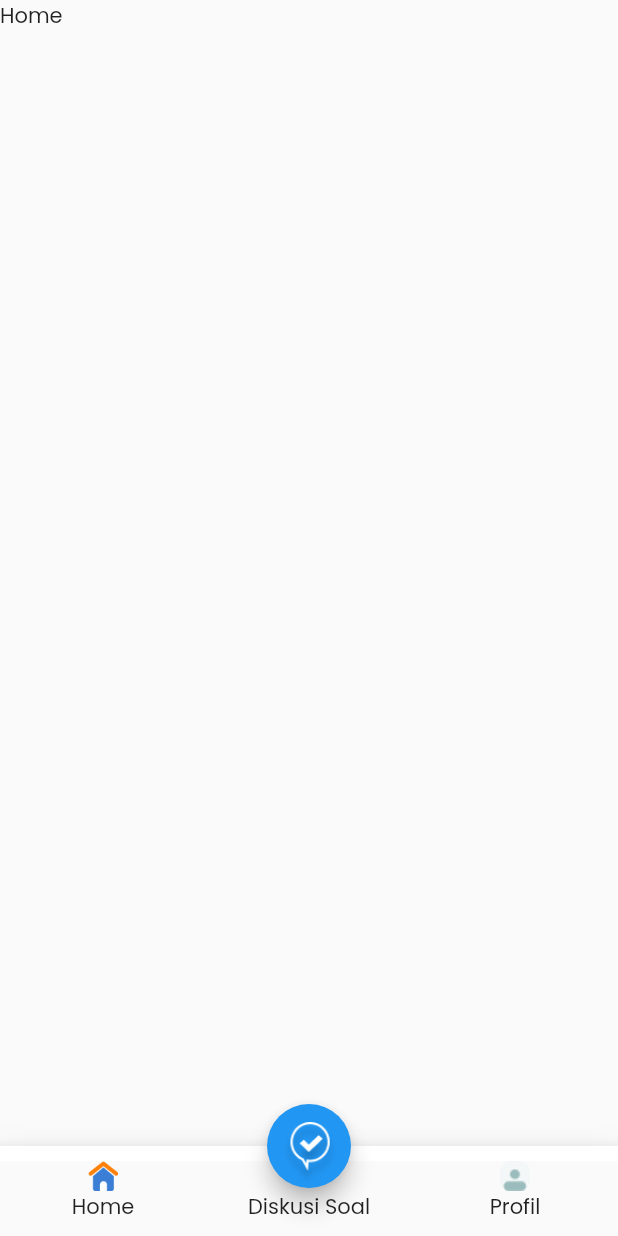
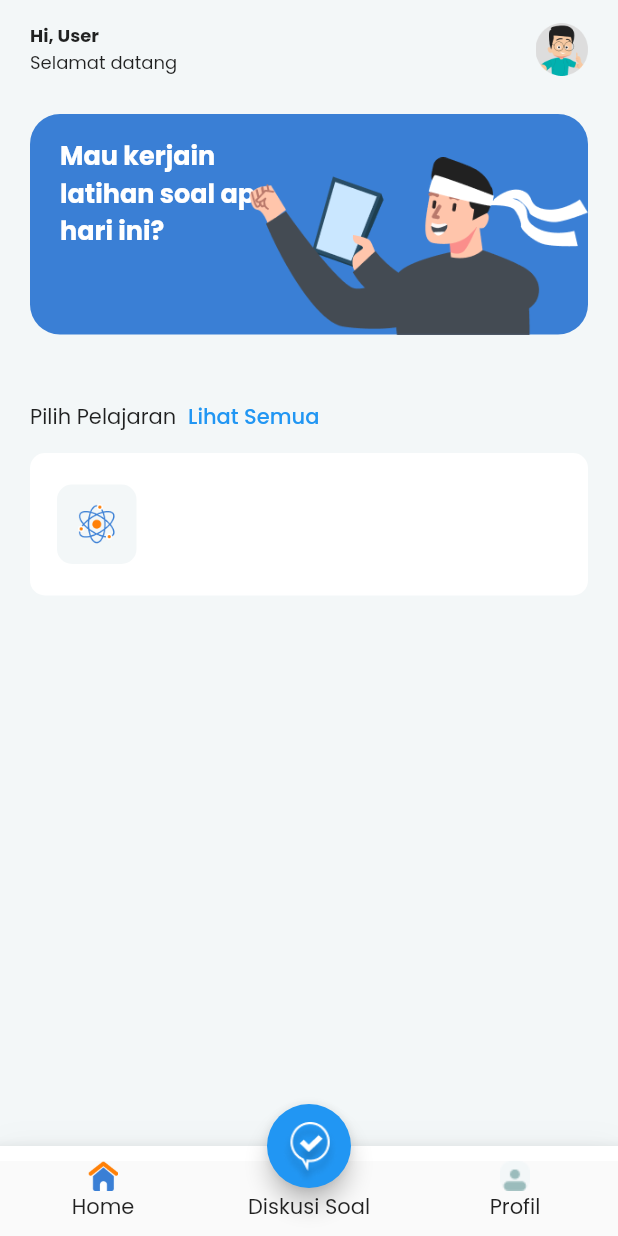
Before and after one commit to 3irham/learning_app_final_project, a Flutter app: the MainPage screen opened by its route, on a phone screen of 412 x 824 dp. Run offline on Flutter 3.47's test engine with Material 2 defaults, Android fonts, the light colour scheme and no system bars; our stand-ins replace google_fonts; missing offline and left inert: shared_preferences_web.

Commit message:
Part 14 25:17

```diff
--- a/lib/constants/R/assets.dart
+++ b/lib/constants/R/assets.dart
@@ -6,4 +6,9 @@ class Assets {
   String icHome = 'assets/ic_home.png';
   String icDiscuss = 'assets/ic_discuss.png';
   String icProfile = 'assets/ic_profile.png';
+  String imgAvatar = 'assets/ic_avatar.png';
+  String imgHome = 'assets/img_home.png';
+  String icAtom = 'assets/ic_atom.png';
+  String icKimia = 'assets/ic_kimia.png';
+  String icDna = 'assets/ic_dna.png';
 }
--- a/lib/constants/R/strings.dart
+++ b/lib/constants/R/strings.dart
@@ -6,4 +6,5 @@ class Strings {
   String loginWithGoogle = 'Login with Google';
   String loginWithApple = 'Login with Apple';
   String daftar = 'DAFTAR';
+  String home = 'Mau kerjain latihan soal apa hari ini?';
 }
--- a/lib/view/main/latihan_soal/home_page.dart
+++ b/lib/view/main/latihan_soal/home_page.dart
@@ -1,4 +1,6 @@
 import 'package:flutter/material.dart';
+import 'package:google_fonts/google_fonts.dart';
+import 'package:learning_app_final_project/constants/r.dart';
 
 class HomePage extends StatefulWidget {
   const HomePage({Key? key}) : super(key: key);
@@ -11,10 +13,134 @@ class HomePage extends StatefulWidget {
 class _HomePageState extends State<HomePage> {
   @override
   Widget build(BuildContext context) {
-    return SafeArea(
-      child: Scaffold(
-        body: Container(
-          child: Text('Home'),
+    return Scaffold(
+      backgroundColor: R.colors.grey,
+      body: SafeArea(
+        child: Column(
+          children: [
+            Padding(
+              padding: const EdgeInsets.symmetric(
+                horizontal: 20,
+                vertical: 15,
+              ),
+              child: Row(
+                children: [
+                  Expanded(
+                    child: Column(
+                      crossAxisAlignment: CrossAxisAlignment.start,
+                      children: [
+                        Text('Hi, User',
+                            style: GoogleFonts.poppins(
+                              textStyle: const TextStyle(
+                                fontSize: 12,
+                                fontWeight: FontWeight.w700,
+                              ),
+                            )),
+                        Text('Selamat datang',
+                            style: GoogleFonts.poppins(
+                              textStyle: const TextStyle(
+                                fontSize: 12,
+                                // fontWeight: FontWeight.w700,
+                              ),
+                            )),
+                      ],
+                    ),
+                  ),
+                  Image.asset(
+                    R.assets.imgAvatar,
+                    height: 35,
+                    width: 35,
+                  ),
+                ],
+              ),
+            ),
+            Container(
+              margin: const EdgeInsets.symmetric(
+                horizontal: 20,
+                vertical: 10,
+              ),
+              decoration: BoxDecoration(
+                color: R.colors.primary,
+                borderRadius: BorderRadius.circular(20),
+              ),
+              height: 147,
+              width: double.infinity,
+              child: Stack(
+                children: [
+                  SizedBox(
+                    width: MediaQuery.of(context).size.width * 0.45,
+                    child: Padding(
+                      padding: const EdgeInsets.symmetric(
+                        horizontal: 20,
+                        vertical: 15,
+                      ),
+                      child: Text(
+                        R.strings.home,
+                        style: GoogleFonts.poppins(
+                          textStyle: const TextStyle(
+                            fontSize: 17,
+                            color: Colors.white,
+                            fontWeight: FontWeight.w700,
+                          ),
+                        ),
+                      ),
+                    ),
+                  ),
+                  Positioned(
+                    right: 0,
+                    bottom: 0,
+                    child: Image.asset(
+                      R.assets.imgHome,
+                      width: MediaQuery.of(context).size.width * 0.55,
+                    ),
+                  ),
+                ],
+              ),
+            ),
+            Container(
+              margin: const EdgeInsets.symmetric(
+                vertical: 21,
+                horizontal: 20,
+              ),
+              child: Column(
+                children: [
+                  Row(
+                    children: [
+                      Text('Pilih Pelajaran'),
+                      TextButton(
+                        onPressed: () {},
+                        child: Text('Lihat Semua'),
+                      ),
+                    ],
+                  ),
+                  Container(
+                    decoration: BoxDecoration(
+                      color: Colors.white,
+                      borderRadius: BorderRadius.circular(10),
+                    ),
+                    padding: const EdgeInsets.symmetric(
+                      vertical: 21,
+                      horizontal: 18,
+                    ),
+                    child: Row(
+                      children: [
+                        Container(
+                          height: 53,
+                          width: 53,
+                          padding: const EdgeInsets.all(13),
+                          decoration: BoxDecoration(
+                            color: R.colors.grey,
+                            borderRadius: BorderRadius.circular(10),
+                          ),
+                          child: Image.asset(R.assets.icAtom),
+                        ),
+                      ],
+                    ),
+                  ),
+                ],
+              ),
+            ),
+          ],
         ),
       ),
     );
```
